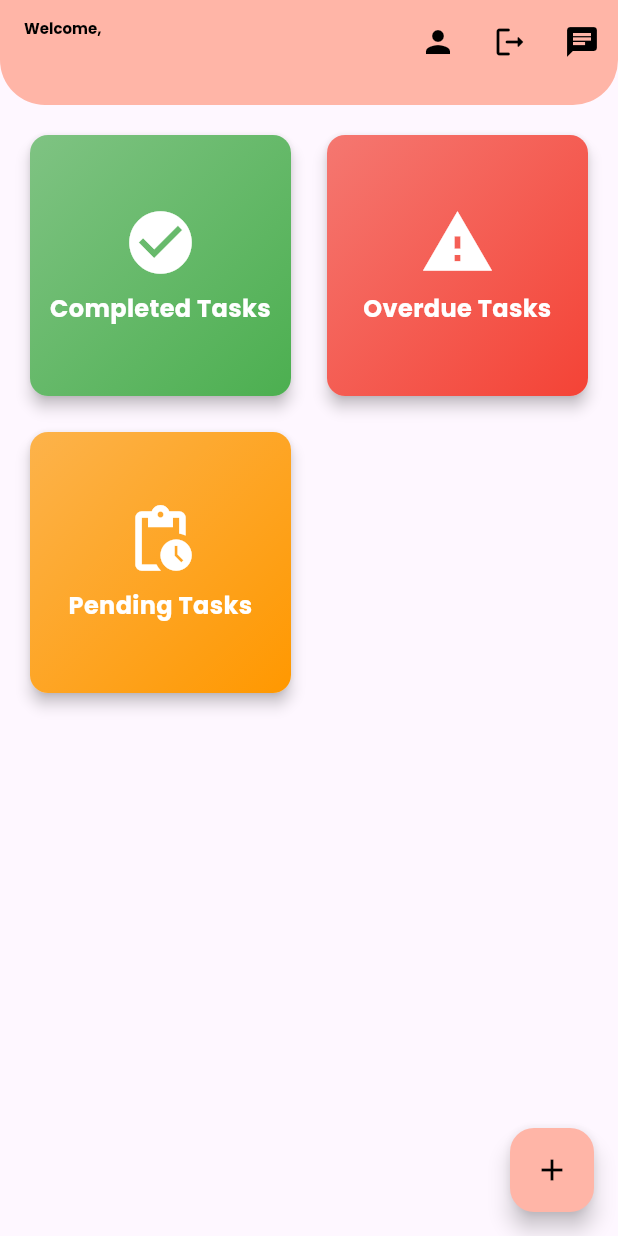
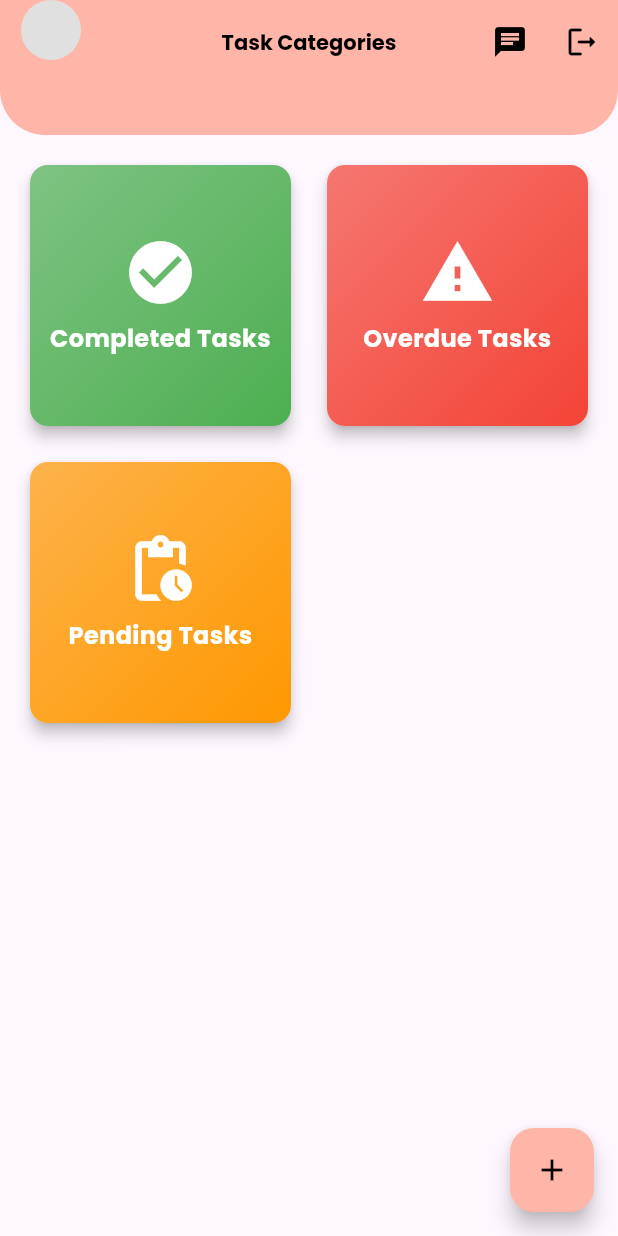
Before and after one commit to SyedaNatalia/todo, a Flutter app: the HomeScreen screen opened directly, on a phone screen of 412 x 824 dp. Run offline on Flutter 3.47's test engine with Material 3 defaults, Android fonts, the phone set to English and light mode, and no system bars; our stand-ins replace cloud_firestore, cloud_functions, firebase_auth, firebase_core, google_fonts; accounts and stored records are empty.

Commit message:
app bar, caht screen

```diff
--- a/lib/screens/home_screen/view/home_screen.dart
+++ b/lib/screens/home_screen/view/home_screen.dart
@@ -315,53 +315,104 @@ class _HomeScreenState extends State<HomeScreen> {
     String userEmail = user?.email ?? '';
     return Scaffold(
       appBar: PreferredSize(
-        preferredSize: Size.fromHeight((_isLoading || _isRefreshing) ? 150 : 70),
+        preferredSize: Size.fromHeight((_isLoading || _isRefreshing) ? 150 : 90),
         child: StreamBuilder<DocumentSnapshot>(
           stream: FirebaseFirestore.instance.collection('users').doc(user?.uid).snapshots(),
           builder: (context, snapshot) {
             if (!snapshot.hasData || !snapshot.data!.exists) {
-              return AppBar(
-                backgroundColor: peachColor,
-                title: Text("Task Categories", style: GoogleFonts.poppins(fontSize: 12, fontWeight: FontWeight.bold, color: Colors.black)),
-                centerTitle: true,
-              );
+              return const SizedBox.shrink(); // Return an empty widget if no data
             }
+
             var userData = snapshot.data!;
             String userFirstName = userData['firstName'] ?? 'User';
             String userRole = userData['role'] ?? 'No role assigned';
+            // String userProfileImageUrl = userData['profileImageUrl'] ?? '';
 
             return AppBar(
               backgroundColor: peachColor,
               shape: const RoundedRectangleBorder(
                 borderRadius: BorderRadius.vertical(bottom: Radius.circular(30)),
               ),
+              leading: Padding(
+                padding: const EdgeInsets.only(left: 12.0),
+                child: Column(
+                  mainAxisSize: MainAxisSize.min, // Keeps items compact
+                  children: [
+                    GestureDetector(
+                      onTap: () {
+                        Navigator.push(
+                          context,
+                          MaterialPageRoute(builder: (context) => const ProfileScreen()),
+                        );
+                      },
+                      child: CircleAvatar(
+                        radius: 20, // Adjust avatar size
+                        backgroundColor: Colors.grey.shade300,
+                        // backgroundImage: userProfileImageUrl.isNotEmpty
+                        //     ? NetworkImage(userProfileImageUrl) // Load from Firebase
+                        //     : const AssetImage("assets/images/default_avatar.png") as ImageProvider,
+                      ),
+                    ),
+                  ],
+                ),
+              ),
               title: Column(
-                crossAxisAlignment: CrossAxisAlignment.start,
+                mainAxisSize: MainAxisSize.min,
                 children: [
-                  Text("Welcome,$userFirstName", style: GoogleFonts.poppins(fontSize: 10, fontWeight: FontWeight.bold, color: Colors.black)),
-                  Text("$userRole", style: GoogleFonts.poppins(fontSize: 8, color: Colors.black)),
-                  Text(userEmail, style: GoogleFonts.poppins(fontSize: 6, color: Colors.black)),
+                  Text(
+                    "Task Categories",
+                    style: GoogleFonts.poppins(
+                      fontSize: 14,
+                      fontWeight: FontWeight.bold,
+                      color: Colors.black,
+                    ),
+                  ),
                 ],
+              ),
+              centerTitle: true,
+              flexibleSpace: Padding(
+                padding: const EdgeInsets.only(left: 12.0, top: 80),
+                child: Column(
+                  crossAxisAlignment: CrossAxisAlignment.start,
+                  mainAxisSize: MainAxisSize.min,
+                  children: [
+                    Text(
+                      userFirstName,
+                      style: GoogleFonts.poppins(
+                        fontSize: 10,
+                        fontWeight: FontWeight.w600,
+                        color: Colors.black,
+                      ),
+                    ),
+                    Text(
+                      userRole,
+                      style: GoogleFonts.poppins(
+                        fontSize: 8,
+                        color: Colors.black,
+                      ),
+                    ),
+                  ],
+                ),
               ),
               actions: [
                 IconButton(
                   onPressed: () {
-                    Navigator.push(context, MaterialPageRoute(builder: (context) => const ProfileScreen()));
+                    Navigator.push(
+                      context,
+                      MaterialPageRoute(builder: (context) => const ChatScreen()),
+                    );
                   },
-                  icon: const Icon(Icons.person, color: Colors.black),
+                  icon: const Icon(Icons.chat, color: Colors.black),
                 ),
                 IconButton(
                   onPressed: () async {
                     await AuthService().signOut();
-                    Navigator.pushReplacement(context, MaterialPageRoute(builder: (context) => const LoginScreen()));
+                    Navigator.pushReplacement(
+                      context,
+                      MaterialPageRoute(builder: (context) => const LoginScreen()),
+                    );
                   },
                   icon: const Icon(Icons.logout_rounded, color: Colors.black),
-                ),
-                IconButton(
-                  onPressed: () {
-                    Navigator.push(context, MaterialPageRoute(builder: (context) => const ChatScreen()));
-                  },
-                  icon: const Icon(Icons.chat, color: Colors.black),
                 ),
               ],
               bottom: (_isLoading || _isRefreshing)
@@ -425,149 +476,6 @@ class _HomeScreenState extends State<HomeScreen> {
       ),
     );
   }
-
-  // Widget build(BuildContext context) {
-  //   User? user = FirebaseAuth.instance.currentUser;
-  //   String userEmail = user?.email ?? '';
-  //   return Scaffold(
-  //     appBar: PreferredSize(
-  //       preferredSize: Size.fromHeight((_isLoading || _isRefreshing) ? 150 : 50),
-  //       child: AppBar(
-  //         backgroundColor: peachColor,
-  //         shape: const RoundedRectangleBorder(
-  //           borderRadius: BorderRadius.vertical(
-  //             bottom: Radius.circular(30),
-  //           ),
-  //         ),
-  //         title: Text(
-  //           "Task Categories",
-  //           style: GoogleFonts.poppins(
-  //             fontSize: 15,
-  //             fontWeight: FontWeight.bold,
-  //             color: Colors.black,
-  //           ),
-  //         ),
-  //         centerTitle: true,
-  //         actions: [
-  //           IconButton(
-  //             onPressed: () {
-  //               Navigator.push(
-  //                 context,
-  //                 MaterialPageRoute(builder: (context) => const ProfileScreen()),
-  //               );
-  //             },
-  //             icon: const Icon(Icons.person, color: Colors.black),
-  //           ),
-  //           IconButton(
-  //             onPressed: () async {
-  //               await AuthService().signOut();
-  //               Navigator.pushReplacement(
-  //                 context,
-  //                 MaterialPageRoute(builder: (context) => const LoginScreen()),
-  //               );
-  //             },
-  //             icon: const Icon(Icons.logout_rounded, color: Colors.black),
-  //           ),
-  //         ],
-  //         bottom: (_isLoading || _isRefreshing)
-  //             ? PreferredSize(
-  //           preferredSize: const Size.fromHeight(100),
-  //           child: Padding(
-  //             padding: const EdgeInsets.only(bottom: 20.0),
-  //             child: CircularProgressIndicator(
-  //               color: Colors.white,
-  //             ),
-  //           ),
-  //         )
-  //             : null,
-  //       ),
-  //     ),
-  //     body: Padding(
-  //       padding: const EdgeInsets.all(16.0),
-  //       child: Column(
-  //         crossAxisAlignment: CrossAxisAlignment.start,
-  //         children: [
-  //           StreamBuilder<DocumentSnapshot>(
-  //             stream: FirebaseFirestore.instance
-  //                 .collection('users')
-  //                 .doc(user?.uid)
-  //                 .snapshots(),
-  //             builder: (context, snapshot) {
-  //               if (snapshot.connectionState == ConnectionState.waiting) {
-  //                 return CircularProgressIndicator();
-  //               }
-  //               if (!snapshot.hasData || !snapshot.data!.exists) {
-  //                 return Text("User data not found.");
-  //               }
-  //               var userData = snapshot.data!;
-  //               String userFirstName = userData['firstName'] ?? 'User';
-  //               String userRole = userData['role'] ?? 'No role assigned';
-  //               return Padding(
-  //                 padding: const EdgeInsets.only(bottom: 16.0),
-  //                 child: Text(
-  //                   "Welcome, $userFirstName ($userRole)\n$userEmail",
-  //                   style: GoogleFonts.poppins(
-  //                     fontSize: 12,
-  //                     fontWeight: FontWeight.bold,
-  //                   ),
-  //                 ),
-  //               );
-  //             },
-  //           ),
-  //           Expanded(
-  //             child: GridView.count(
-  //               crossAxisCount: 2,
-  //               crossAxisSpacing: 16.0,
-  //               mainAxisSpacing: 16.0,
-  //               children: [
-  //                 _buildTaskCard(
-  //                   context,
-  //                   title: "Completed Tasks",
-  //                   icon: Icons.check_circle,
-  //                   gradientColors: [Colors.green.withOpacity(0.7), Colors.green],
-  //                   taskScreen: CompletedTaskScreen(),
-  //                   query: FirebaseFirestore.instance
-  //                       .collection('todos')
-  //                       .where('assignedTo', isEqualTo: userEmail)
-  //                       .where('isDone', isEqualTo: true),
-  //                 ),
-  //                 _buildTaskCard(
-  //                   context,
-  //                   title: "Overdue Tasks",
-  //                   icon: Icons.warning,
-  //                   gradientColors: [Colors.red.withOpacity(0.7), Colors.red],
-  //                   taskScreen: OverdueTaskScreen(),
-  //                   query: FirebaseFirestore.instance
-  //                       .collection('todos')
-  //                       .where('assignedTo', isEqualTo: userEmail)
-  //                       .where('isDone', isEqualTo: false)
-  //                       .where('dueDate', isLessThan: Timestamp.now()),
-  //                 ),
-  //                 _buildTaskCard(
-  //                   context,
-  //                   title: "Pending Tasks",
-  //                   icon: Icons.pending_actions,
-  //                   gradientColors: [Colors.orange.withOpacity(0.7), Colors.orange],
-  //                   taskScreen: PendingTaskScreen(),
-  //                   query: FirebaseFirestore.instance
-  //                       .collection('todos')
-  //                       .where('assignedTo', isEqualTo: userEmail)
-  //                       .where('isDone', isEqualTo: false)
-  //                       .where('status', isEqualTo: 'pending'),
-  //                 ),
-  //               ],
-  //             ),
-  //           ),
-  //         ],
-  //       ),
-  //     ),
-  //     floatingActionButton: FloatingActionButton(
-  //       onPressed: () => showTaskDialog(),
-  //       backgroundColor: peachColor,
-  //       child: const Icon(Icons.add, color: Colors.black),
-  //     ),
-  //   );
-  // }
   Widget _buildTaskCard(
       BuildContext context, {
         required String title,
```
Also changed, not shown: lib/screens/pending_task.dart (deleted), 4 other files.
